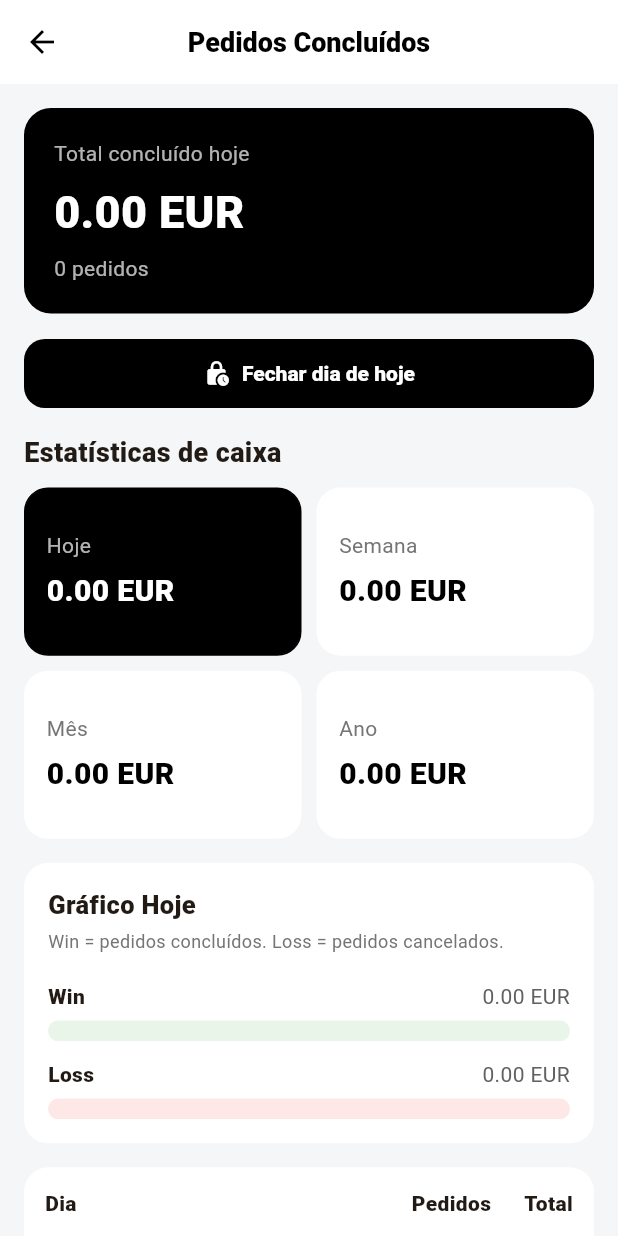
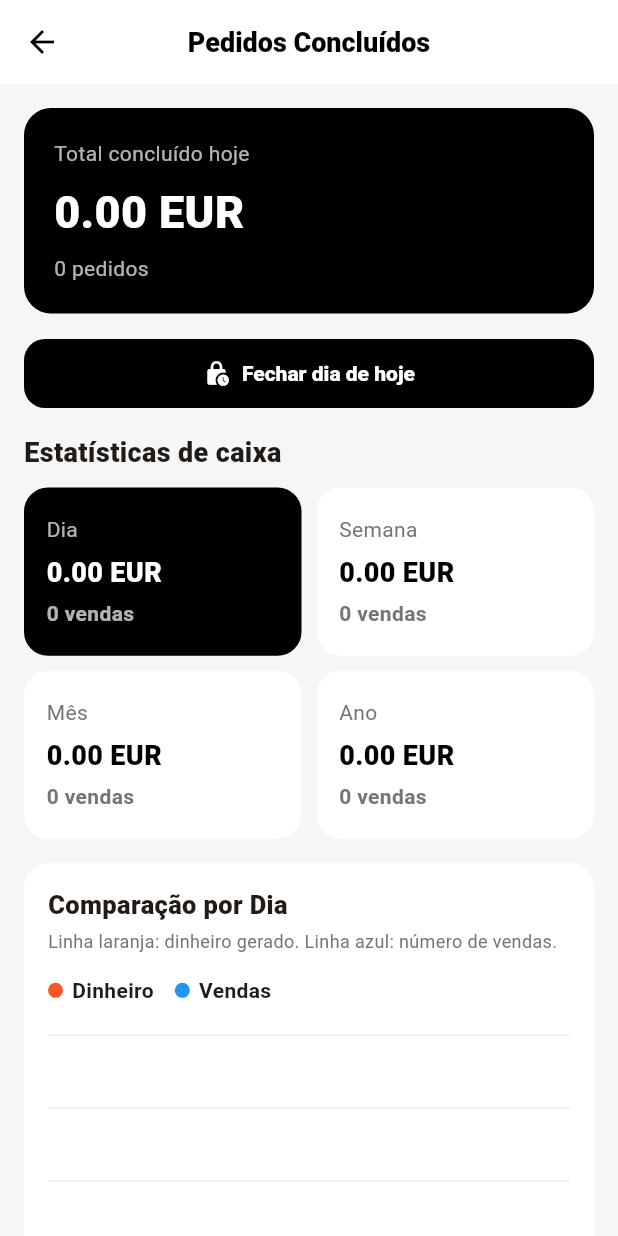
Before and after one commit to Juka21/mega-delivery, a Flutter app: the CompletedOrdersScreen screen opened directly, on a phone screen of 412 x 824 dp. Run offline on Flutter 3.47's test engine with Material 3 defaults, Android fonts, the light colour scheme and no system bars; our stand-ins replace cloud_firestore, cloud_functions, firebase_auth, firebase_core, firebase_messaging, firebase_storage and 9 more; missing offline and left inert: esc_pos_utils_plus, flutter_stripe, flutter_usb_printer; accounts and stored records are empty.

Commit message:
gráfico

```diff
--- a/lib/screens/admin_orders_screen.dart
+++ b/lib/screens/admin_orders_screen.dart
@@ -1,3 +1,5 @@
+import 'dart:ui' as ui;
+
 import 'package:flutter/material.dart';
 import 'package:intl/intl.dart';
 import 'package:url_launcher/url_launcher.dart';
@@ -342,7 +344,7 @@ class _CashStatsPanel extends StatefulWidget {
 }
 
 class _CashStatsPanelState extends State<_CashStatsPanel> {
-  String _selectedPeriod = 'Hoje';
+  String _selectedPeriod = 'Dia';
 
   @override
   Widget build(BuildContext context) {
@@ -358,12 +360,11 @@ class _CashStatsPanelState extends State<_CashStatsPanel> {
         }
 
         final closures = snapshot.data ?? [];
-        final now = DateTime.now();
-        final dayStats = _periodStats(closures, 'Hoje', now);
-        final weekStats = _periodStats(closures, 'Semana', now);
-        final monthStats = _periodStats(closures, 'Mês', now);
-        final yearStats = _periodStats(closures, 'Ano', now);
-        final selectedStats = _periodStats(closures, _selectedPeriod, now);
+        final daySeries = _buildTrendSeries(closures, 'Dia');
+        final weekSeries = _buildTrendSeries(closures, 'Semana');
+        final monthSeries = _buildTrendSeries(closures, 'Mês');
+        final yearSeries = _buildTrendSeries(closures, 'Ano');
+        final selectedSeries = _buildTrendSeries(closures, _selectedPeriod);
 
         return Column(
           crossAxisAlignment: CrossAxisAlignment.start,
@@ -382,33 +383,37 @@ class _CashStatsPanelState extends State<_CashStatsPanel> {
               childAspectRatio: 1.65,
               children: [
                 _StatTile(
-                  label: 'Hoje',
-                  total: dayStats.win,
-                  selected: _selectedPeriod == 'Hoje',
-                  onTap: () => setState(() => _selectedPeriod = 'Hoje'),
+                  label: 'Dia',
+                  total: _seriesMoneyTotal(daySeries),
+                  sales: _seriesSalesTotal(daySeries),
+                  selected: _selectedPeriod == 'Dia',
+                  onTap: () => setState(() => _selectedPeriod = 'Dia'),
                 ),
                 _StatTile(
                   label: 'Semana',
-                  total: weekStats.win,
+                  total: _seriesMoneyTotal(weekSeries),
+                  sales: _seriesSalesTotal(weekSeries),
                   selected: _selectedPeriod == 'Semana',
                   onTap: () => setState(() => _selectedPeriod = 'Semana'),
                 ),
                 _StatTile(
                   label: 'Mês',
-                  total: monthStats.win,
+                  total: _seriesMoneyTotal(monthSeries),
+                  sales: _seriesSalesTotal(monthSeries),
                   selected: _selectedPeriod == 'Mês',
                   onTap: () => setState(() => _selectedPeriod = 'Mês'),
                 ),
                 _StatTile(
                   label: 'Ano',
-                  total: yearStats.win,
+                  total: _seriesMoneyTotal(yearSeries),
+                  sales: _seriesSalesTotal(yearSeries),
                   selected: _selectedPeriod == 'Ano',
                   onTap: () => setState(() => _selectedPeriod = 'Ano'),
                 ),
               ],
             ),
             const SizedBox(height: 16),
-            _WinLossChart(period: _selectedPeriod, stats: selectedStats),
+            _TrendChart(period: _selectedPeriod, points: selectedSeries),
             const SizedBox(height: 16),
             Container(
               width: double.infinity,
@@ -478,48 +483,96 @@ class _CashStatsPanelState extends State<_CashStatsPanel> {
     );
   }
 
-  _CashPeriodStats _periodStats(
-    List<Map<String, dynamic>> closures,
-    String period,
-    DateTime now,
-  ) {
-    return closures.fold<_CashPeriodStats>(
-      const _CashPeriodStats(win: 0, loss: 0),
-      (stats, closure) {
-        final date = _closureDate(closure);
-        if (!_matchesPeriod(date, period, now)) return stats;
-        return _CashPeriodStats(
-          win: stats.win + _winTotal(closure),
-          loss: stats.loss + _lossTotal(closure),
-        );
-      },
+  List<_TrendPoint> _buildTrendSeries(
+      List<Map<String, dynamic>> closures, String period) {
+    final now = DateTime.now();
+    final buckets = <_TrendPoint>[];
+
+    if (period == 'Dia') {
+      final today = DateTime(now.year, now.month, now.day);
+      for (var i = 13; i >= 0; i--) {
+        final date = today.subtract(Duration(days: i));
+        buckets.add(_TrendPoint(
+          start: date,
+          label: DateFormat('dd/MM').format(date),
+        ));
+      }
+    } else if (period == 'Semana') {
+      final currentWeek = _weekStart(now);
+      for (var i = 7; i >= 0; i--) {
+        final date = currentWeek.subtract(Duration(days: i * 7));
+        buckets.add(_TrendPoint(
+          start: date,
+          label: DateFormat('dd/MM').format(date),
+        ));
+      }
+    } else if (period == 'Mês') {
+      final currentMonth = DateTime(now.year, now.month);
+      for (var i = 11; i >= 0; i--) {
+        final date = DateTime(currentMonth.year, currentMonth.month - i);
+        buckets.add(_TrendPoint(
+          start: date,
+          label: DateFormat('MMM', 'pt_PT').format(date),
+        ));
+      }
+    } else {
+      final currentYear = DateTime(now.year);
+      for (var i = 4; i >= 0; i--) {
+        final date = DateTime(currentYear.year - i);
+        buckets.add(_TrendPoint(
+          start: date,
+          label: date.year.toString(),
+        ));
+      }
+    }
+
+    for (final closure in closures) {
+      final date = _closureDate(closure);
+      final bucketIndex = buckets.indexWhere(
+        (bucket) => _belongsToBucket(date, bucket.start, period),
+      );
+      if (bucketIndex == -1) continue;
+      final current = buckets[bucketIndex];
+      buckets[bucketIndex] = current.copyWith(
+        money: current.money + _winTotal(closure),
+        sales: current.sales + ((closure['pedidos'] as num?)?.toInt() ?? 0),
+      );
+    }
+
+    return buckets;
+  }
+
+  bool _belongsToBucket(DateTime date, DateTime bucketStart, String period) {
+    if (period == 'Dia') return _isSameDay(date, bucketStart);
+    if (period == 'Semana') return _isSameDay(_weekStart(date), bucketStart);
+    if (period == 'Mês') {
+      return date.year == bucketStart.year && date.month == bucketStart.month;
+    }
+    return date.year == bucketStart.year;
+  }
+
+  DateTime _weekStart(DateTime date) {
+    final currentDay = DateTime(date.year, date.month, date.day);
+    return currentDay.subtract(Duration(days: currentDay.weekday - 1));
+  }
+
+  double _seriesMoneyTotal(List<_TrendPoint> points) {
+    return points.fold<double>(
+      0,
+      (total, point) => total + point.money,
     );
   }
 
-  bool _matchesPeriod(DateTime date, String period, DateTime now) {
-    switch (period) {
-      case 'Hoje':
-        return _isSameDay(date, now);
-      case 'Semana':
-        return _isSameWeek(date, now);
-      case 'Mês':
-        return date.year == now.year && date.month == now.month;
-      case 'Ano':
-        return date.year == now.year;
-      default:
-        return false;
-    }
+  int _seriesSalesTotal(List<_TrendPoint> points) {
+    return points.fold<int>(
+      0,
+      (total, point) => total + point.sales,
+    );
   }
 
   double _winTotal(Map<String, dynamic> closure) {
     return (closure['winTotal'] as num?)?.toDouble() ??
         (closure['total'] as num?)?.toDouble() ??
-        0.0;
-  }
-
-  double _lossTotal(Map<String, dynamic> closure) {
-    return (closure['lossTotal'] as num?)?.toDouble() ??
-        (closure['canceladoTotal'] as num?)?.toDouble() ??
         0.0;
   }
 
@@ -531,26 +584,42 @@ class _CashStatsPanelState extends State<_CashStatsPanel> {
   bool _isSameDay(DateTime a, DateTime b) {
     return a.year == b.year && a.month == b.month && a.day == b.day;
   }
+}
 
-  bool _isSameWeek(DateTime date, DateTime now) {
-    final currentDay = DateTime(now.year, now.month, now.day);
-    final weekStart =
-        currentDay.subtract(Duration(days: currentDay.weekday - 1));
-    final weekEnd = weekStart.add(const Duration(days: 7));
-    final target = DateTime(date.year, date.month, date.day);
-    return !target.isBefore(weekStart) && target.isBefore(weekEnd);
+class _TrendPoint {
+  final DateTime start;
+  final String label;
+  final double money;
+  final int sales;
+
+  const _TrendPoint({
+    required this.start,
+    required this.label,
+    this.money = 0,
+    this.sales = 0,
+  });
+
+  _TrendPoint copyWith({double? money, int? sales}) {
+    return _TrendPoint(
+      start: start,
+      label: label,
+      money: money ?? this.money,
+      sales: sales ?? this.sales,
+    );
   }
 }
 
 class _StatTile extends StatelessWidget {
   final String label;
   final double total;
+  final int sales;
   final bool selected;
   final VoidCallback onTap;
 
   const _StatTile({
     required this.label,
     required this.total,
+    required this.sales,
     required this.selected,
     required this.onTap,
   });
@@ -584,8 +653,16 @@ class _StatTile extends StatelessWidget {
               '${total.toStringAsFixed(2)} EUR',
               style: TextStyle(
                 color: selected ? Colors.white : Colors.black,
-                fontSize: 20,
+                fontSize: 18,
                 fontWeight: FontWeight.w900,
+              ),
+            ),
+            const SizedBox(height: 4),
+            Text(
+              '$sales vendas',
+              style: TextStyle(
+                color: selected ? Colors.white70 : Colors.grey[600],
+                fontWeight: FontWeight.bold,
               ),
             ),
           ],
@@ -595,26 +672,16 @@ class _StatTile extends StatelessWidget {
   }
 }
 
-class _CashPeriodStats {
-  final double win;
-  final double loss;
+class _TrendChart extends StatelessWidget {
+  final String period;
+  final List<_TrendPoint> points;
 
-  const _CashPeriodStats({required this.win, required this.loss});
-}
-
-class _WinLossChart extends StatelessWidget {
-  final String period;
-  final _CashPeriodStats stats;
-
-  const _WinLossChart({required this.period, required this.stats});
+  const _TrendChart({required this.period, required this.points});
 
   @override
   Widget build(BuildContext context) {
-    final maxValue = [
-      stats.win,
-      stats.loss,
-      1.0,
-    ].reduce((a, b) => a > b ? a : b);
+    final totalMoney = points.fold<double>(0, (sum, item) => sum + item.money);
+    final totalSales = points.fold<int>(0, (sum, item) => sum + item.sales);
 
     return Container(
       padding: const EdgeInsets.all(16),
@@ -626,27 +693,44 @@ class _WinLossChart extends StatelessWidget {
         crossAxisAlignment: CrossAxisAlignment.start,
         children: [
           Text(
-            'Gráfico $period',
+            'Comparação por $period',
             style: const TextStyle(fontSize: 17, fontWeight: FontWeight.w900),
           ),
           const SizedBox(height: 4),
           Text(
-            'Win = pedidos concluídos. Loss = pedidos cancelados.',
+            'Linha laranja: dinheiro gerado. Linha azul: número de vendas.',
             style: TextStyle(color: Colors.grey[600], fontSize: 12),
           ),
-          const SizedBox(height: 18),
-          _ChartBar(
-            label: 'Win',
-            value: stats.win,
-            maxValue: maxValue,
-            color: Colors.green,
+          const SizedBox(height: 14),
+          const Row(
+            children: [
+              _LegendDot(color: Colors.deepOrange, label: 'Dinheiro'),
+              SizedBox(width: 14),
+              _LegendDot(color: Colors.blue, label: 'Vendas'),
+            ],
           ),
           const SizedBox(height: 12),
-          _ChartBar(
-            label: 'Loss',
-            value: stats.loss,
-            maxValue: maxValue,
-            color: Colors.red,
+          SizedBox(
+            height: 190,
+            width: double.infinity,
+            child: CustomPaint(
+              painter: _TrendChartPainter(points: points),
+            ),
+          ),
+          const SizedBox(height: 10),
+          Row(
+            children: [
+              Expanded(
+                child: Text(
+                  'Total: ${totalMoney.toStringAsFixed(2)} EUR',
+                  style: const TextStyle(fontWeight: FontWeight.w900),
+                ),
+              ),
+              Text(
+                '$totalSales vendas',
+                style: const TextStyle(fontWeight: FontWeight.w900),
+              ),
+            ],
           ),
         ],
       ),
@@ -654,56 +738,140 @@ class _WinLossChart extends StatelessWidget {
   }
 }
 
-class _ChartBar extends StatelessWidget {
+class _LegendDot extends StatelessWidget {
+  final Color color;
   final String label;
-  final double value;
-  final double maxValue;
-  final Color color;
 
-  const _ChartBar({
-    required this.label,
-    required this.value,
-    required this.maxValue,
-    required this.color,
-  });
+  const _LegendDot({required this.color, required this.label});
 
   @override
   Widget build(BuildContext context) {
-    final fraction = maxValue <= 0 ? 0.0 : (value / maxValue).clamp(0.0, 1.0);
+    return Row(
+      mainAxisSize: MainAxisSize.min,
+      children: [
+        Container(
+          width: 10,
+          height: 10,
+          decoration: BoxDecoration(color: color, shape: BoxShape.circle),
+        ),
+        const SizedBox(width: 6),
+        Text(label, style: const TextStyle(fontWeight: FontWeight.bold)),
+      ],
+    );
+  }
+}
 
-    return Column(
-      crossAxisAlignment: CrossAxisAlignment.start,
-      children: [
-        Row(
-          children: [
-            SizedBox(
-              width: 42,
-              child: Text(
-                label,
-                style: const TextStyle(fontWeight: FontWeight.w900),
-              ),
-            ),
-            Expanded(
-              child: Text(
-                '${value.toStringAsFixed(2)} EUR',
-                textAlign: TextAlign.right,
-                style: TextStyle(color: Colors.grey[700]),
-              ),
-            ),
-          ],
-        ),
-        const SizedBox(height: 6),
-        ClipRRect(
-          borderRadius: BorderRadius.circular(999),
-          child: LinearProgressIndicator(
-            minHeight: 14,
-            value: fraction,
-            backgroundColor: color.withValues(alpha: 0.12),
-            valueColor: AlwaysStoppedAnimation<Color>(color),
+class _TrendChartPainter extends CustomPainter {
+  final List<_TrendPoint> points;
+
+  _TrendChartPainter({required this.points});
+
+  @override
+  void paint(Canvas canvas, Size size) {
+    final chartRect = Rect.fromLTWH(0, 8, size.width, size.height - 44);
+    final axisPaint = Paint()
+      ..color = Colors.grey.withValues(alpha: 0.18)
+      ..strokeWidth = 1;
+
+    for (var i = 0; i < 4; i++) {
+      final y = chartRect.top + (chartRect.height / 3) * i;
+      canvas.drawLine(
+          Offset(chartRect.left, y), Offset(chartRect.right, y), axisPaint);
+    }
+
+    final moneyMax = _maxMoney();
+    final salesMax = _maxSales();
+    final moneyOffsets = _offsetsForMoney(chartRect, moneyMax);
+    final salesOffsets = _offsetsForSales(chartRect, salesMax);
+
+    _drawLine(canvas, moneyOffsets, Colors.deepOrange);
+    _drawLine(canvas, salesOffsets, Colors.blue);
+    _drawLabels(canvas, chartRect);
+  }
+
+  double _maxMoney() {
+    final maxValue = points.fold<double>(
+      0,
+      (max, point) => point.money > max ? point.money : max,
+    );
+    return maxValue <= 0 ? 1 : maxValue;
+  }
+
+  int _maxSales() {
+    final maxValue = points.fold<int>(
+      0,
+      (max, point) => point.sales > max ? point.sales : max,
+    );
+    return maxValue <= 0 ? 1 : maxValue;
+  }
+
+  List<Offset> _offsetsForMoney(Rect rect, double maxValue) {
+    return List.generate(points.length, (index) {
+      final point = points[index];
+      final x = _xForIndex(rect, index);
+      final y = rect.bottom - (point.money / maxValue) * rect.height;
+      return Offset(x, y);
+    });
+  }
+
+  List<Offset> _offsetsForSales(Rect rect, int maxValue) {
+    return List.generate(points.length, (index) {
+      final point = points[index];
+      final x = _xForIndex(rect, index);
+      final y = rect.bottom - (point.sales / maxValue) * rect.height;
+      return Offset(x, y);
+    });
+  }
+
+  double _xForIndex(Rect rect, int index) {
+    if (points.length <= 1) return rect.left;
+    return rect.left + (rect.width / (points.length - 1)) * index;
+  }
+
+  void _drawLine(Canvas canvas, List<Offset> offsets, Color color) {
+    if (offsets.isEmpty) return;
+    final paint = Paint()
+      ..color = color
+      ..strokeWidth = 3
+      ..style = PaintingStyle.stroke
+      ..strokeCap = StrokeCap.round
+      ..strokeJoin = StrokeJoin.round;
+    final dotPaint = Paint()..color = color;
+    final path = Path()..moveTo(offsets.first.dx, offsets.first.dy);
+    for (final offset in offsets.skip(1)) {
+      path.lineTo(offset.dx, offset.dy);
+    }
+    canvas.drawPath(path, paint);
+    for (final offset in offsets) {
+      canvas.drawCircle(offset, 3.5, dotPaint);
+    }
+  }
+
+  void _drawLabels(Canvas canvas, Rect rect) {
+    if (points.isEmpty) return;
+    final indexes = <int>{0, points.length ~/ 2, points.length - 1};
+    for (final index in indexes) {
+      final point = points[index];
+      final textPainter = TextPainter(
+        text: TextSpan(
+          text: point.label,
+          style: const TextStyle(
+            color: Colors.black54,
+            fontSize: 11,
+            fontWeight: FontWeight.bold,
           ),
         ),
-      ],
-    );
+        textDirection: ui.TextDirection.ltr,
+      )..layout(maxWidth: 70);
+      final x = (_xForIndex(rect, index) - textPainter.width / 2)
+          .clamp(0.0, rect.width - textPainter.width);
+      textPainter.paint(canvas, Offset(x, rect.bottom + 12));
+    }
+  }
+
+  @override
+  bool shouldRepaint(covariant _TrendChartPainter oldDelegate) {
+    return oldDelegate.points != points;
   }
 }
 
```
